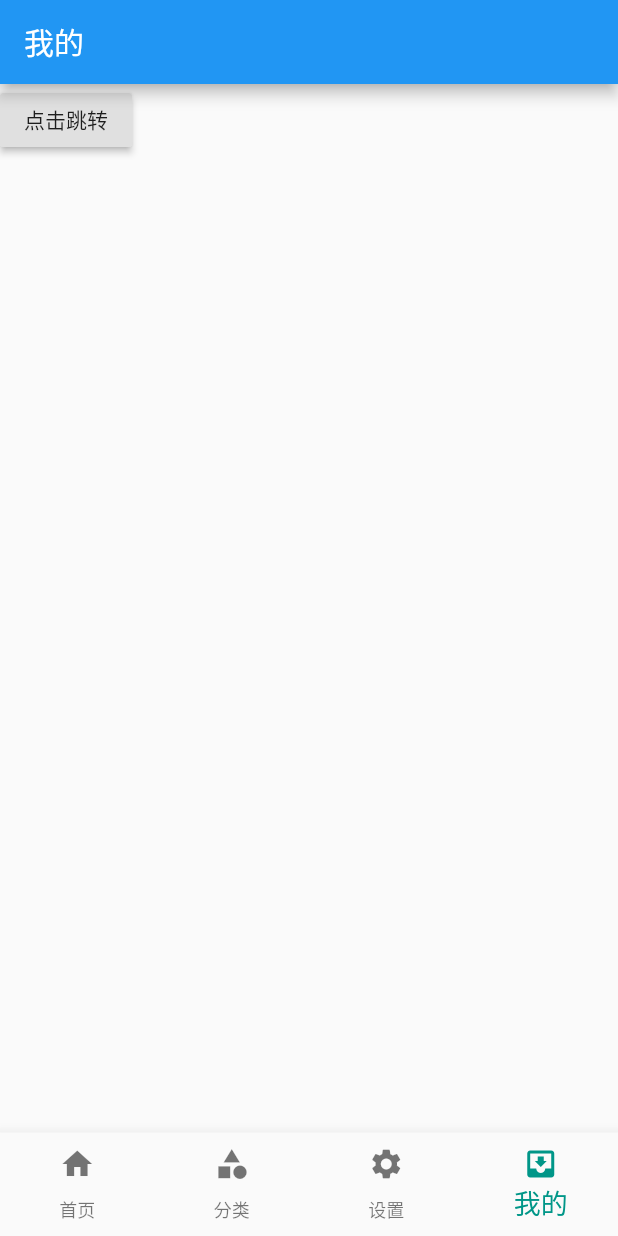
After one commit to 1006891880/flutter, a Flutter app: the screen it shows after launch, item 4 of the bottom bar chosen, after a tap on "点击跳转", on a phone screen of 412 x 824 dp. The commit adds this screen. Run offline on Flutter 3.47's test engine with Material 2 defaults, Android fonts, the phone set to English and light mode, and no system bars.

Commit message:
路由传值，命名路由

```diff
--- a/flutter_app/lib/main.dart
+++ b/flutter_app/lib/main.dart
@@ -1,4 +1,8 @@
 import 'package:flutter/material.dart';
+import 'package:flutterapp/login/Logins.dart';
+
+import 'navigation/NavigationTabs.dart';
+import 'navigation/Routers.dart';
 //import 'test.dart' show TestSpace;
 void main() {
   runApp(MyApp());
@@ -10,6 +14,10 @@ class MyApp extends StatelessWidget {
   @override
   Widget build(BuildContext context) {
     return MaterialApp(
+//      routes: routers, //配置，不传值
+//      initialRoute: '/',
+      onGenerateRoute : onGenerateRoute,
+      debugShowCheckedModeBanner: false,
       title: 'Flutter Demo',
       theme: ThemeData(
         // This is the theme of your application.
@@ -27,7 +35,7 @@ class MyApp extends StatelessWidget {
         // closer together (more dense) than on mobile platforms.
         visualDensity: VisualDensity.adaptivePlatformDensity,
       ),
-      home: MyHomePage(title: 'Flutter Demo Home Page'),
+      home: /*MyHomePage(title: 'Flutter Demo Home Page')*/NavigationTabs(2),
     );
   }
 }
--- /dev/null
+++ b/flutter_app/lib/navigation/MinePage.dart
@@ -0,0 +1,23 @@
+import 'package:flutter/material.dart';
+
+class MinePage extends StatefulWidget {
+  @override
+  State<StatefulWidget> createState() {
+    return _MineState();
+  }
+}
+
+class _MineState extends State<StatefulWidget> {
+  @override
+  Widget build(BuildContext context) {
+    return Scaffold(
+      appBar: AppBar(
+        title: Text("我的"),
+      ),
+      body: RaisedButton(
+        onPressed: () {},
+        child: Text("点击跳转"),
+      ),
+    );
+  }
+}
--- /dev/null
+++ b/flutter_app/lib/navigation/NavigationTabs.dart
@@ -0,0 +1,49 @@
+
+import 'package:flutter/material.dart';
+import 'package:flutterapp/navigation/CategoryPage.dart';
+import 'package:flutterapp/navigation/HomePage.dart';
+import 'package:flutterapp/navigation/MinePage.dart';
+import 'package:flutterapp/navigation/SettingPage.dart';
+
+class NavigationTabs extends StatefulWidget{
+  int index;
+  NavigationTabs(this.index);
+
+  @override
+  State<StatefulWidget> createState() {
+        return _NavigationStatus(index);
+  }
+
+}
+class _NavigationStatus extends State<StatefulWidget>{
+  var list = [HomePage(),CategoryPage(),SettingsPage(),MinePage()];
+//  var titleList = ["首页","分类","设置","我的"];
+  var _currentIndex = 0;
+
+  _NavigationStatus(this._currentIndex);
+
+  @override
+  Widget build(BuildContext context) {
+      return Scaffold(
+          body: list[_currentIndex],
+          bottomNavigationBar: BottomNavigationBar(
+              selectedFontSize: 18.0,
+              selectedItemColor: Colors.teal,
+              type:BottomNavigationBarType.fixed,
+              currentIndex: _currentIndex,
+              onTap: (int value){
+                  setState(() {
+                      this._currentIndex = value;
+                  });
+              },
+              items:<BottomNavigationBarItem>[
+                BottomNavigationBarItem(icon: Icon(Icons.home),title:Text("首页")),
+                BottomNavigationBarItem(icon: Icon(Icons.category),title:Text("分类")),
+                BottomNavigationBarItem(icon: Icon(Icons.settings),title:Text("设置")),
+                BottomNavigationBarItem(icon: Icon(Icons.move_to_inbox),title:Text("我的")),
+              ],
+          ),
+      );
+  }
+
+}
--- /dev/null
+++ b/flutter_app/lib/navigation/Routers.dart
@@ -0,0 +1,40 @@
+
+import 'package:flutter/material.dart';
+import 'package:flutterapp/login/Logins.dart';
+import 'package:flutterapp/register/RegisterFirst.dart';
+import 'package:flutterapp/register/RegisterThird.dart';
+import 'package:flutterapp/register/RegisterTwo.dart';
+
+import 'CustomActionBar.dart';
+
+var routers = {
+  '/':(context)=>CustomActionBar(),
+  '/login': (context,{arguments})=>LoginPage(arguments:arguments),
+  '/registerFirst': (context,{arguments}) =>RegisterFirst(arguments:arguments),
+  '/resisterTwo': (context,{arguments}) =>RegisterTwo(arguments:arguments),
+  '/resisterThird': (context,{arguments}) =>RegisterThird(arguments:arguments),
+  '/customActionBar': (context,{arguments}) =>CustomActionBar(),
+
+};
+
+//固定写法
+// ignore: top_level_function_literal_block
+var onGenerateRoute=(RouteSettings settings) {
+  // 统一处理
+  final String name = settings.name;
+  final Function pageContentBuilder = routers[name];
+  if (pageContentBuilder != null) {
+    if (settings.arguments != null) {
+      final Route route = MaterialPageRoute(
+          builder: (context) =>
+              pageContentBuilder(context, arguments: settings.arguments));
+      return route;
+    }else{
+      final Route route = MaterialPageRoute(
+          builder: (context) =>
+              pageContentBuilder(context));
+      return route;
+    }
+  }
+  return null;
+};
--- /dev/null
+++ b/flutter_app/lib/navigation/SettingPage.dart
@@ -0,0 +1,40 @@
+import 'package:flutter/material.dart';
+
+class SettingsPage extends StatefulWidget {
+  @override
+  State<StatefulWidget> createState() {
+    return _SettingsState();
+  }
+}
+
+class _SettingsState extends State<StatefulWidget> {
+  @override
+  Widget build(BuildContext context) {
+    return Scaffold(
+      appBar: AppBar(
+        title: Text("设置"),
+      ),
+      body: Column(
+        children: [
+          RaisedButton(
+            onPressed: () {
+              print("跳转登录ing  。。。");
+              Navigator.of(context)
+                  .pushNamed('/login', arguments: {'name': "yuyuyuy"});
+            },
+            child: Text("点击跳转登录"),
+          ),
+          SizedBox(height: 40),
+          RaisedButton(
+            onPressed: () {
+              print("跳转CustomActionBar  ing  。。。");
+              Navigator.of(context)
+                  .pushNamed('/customActionBar');
+            },
+            child: Text("跳转CustomActionBar "),
+          ),
+        ],
+      ),
+    );
+  }
+}
```
Also changed, not shown: flutter_app/lib/login/Logins.dart (added, +33 -0 lines), flutter_app/lib/navigation/CategoryPage.dart (added, +23 -0 lines), flutter_app/lib/navigation/CustomActionBar.dart (added, +31 -0 lines), flutter_app/lib/navigation/HomePage.dart (added, +26 -0 lines), flutter_app/lib/navigatrionbar/FindWidget.dart (deleted, +0 -49 lines), flutter_app/lib/navigatrionbar/HomeWidget.dart (deleted, +0 -49 lines), flutter_app/lib/navigatrionbar/MeWidget.dart (deleted, +0 -49 lines), flutter_app/lib/navigatrionbar/NavigetionBarWidget.dart (deleted, +0 -121 lines), flutter_app/lib/register/RegisterFirst.dart (added, +37 -0 lines), flutter_app/lib/register/RegisterThird.dart (added, +38 -0 lines), flutter_app/lib/register/RegisterTwo.dart (added, +37 -0 lines).
